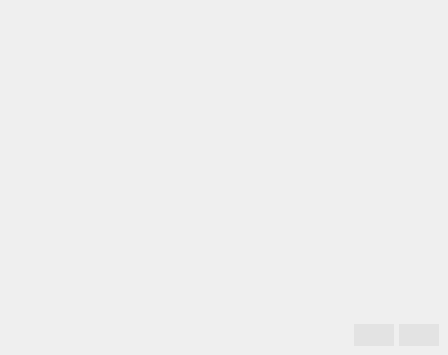
Qt form src/main/view/correspondenceeditor/correspondenceeditor.ui (florianblume/6d-pat) before a commit.
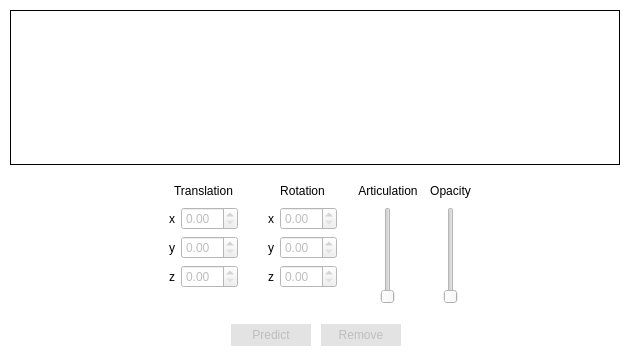
The same form after that commit.

Patch:
```diff
--- a/src/main/view/correspondenceeditor/correspondenceeditor.ui
+++ b/src/main/view/correspondenceeditor/correspondenceeditor.ui
@@ -6,7 +6,7 @@
    <rect>
     <x>0</x>
     <y>0</y>
-    <width>448</width>
+    <width>630</width>
     <height>355</height>
    </rect>
   </property>
@@ -16,13 +16,77 @@
     <verstretch>0</verstretch>
    </sizepolicy>
   </property>
+  <property name="palette">
+   <palette>
+    <active>
+     <colorrole role="Base">
+      <brush brushstyle="SolidPattern">
+       <color alpha="255">
+        <red>255</red>
+        <green>255</green>
+        <blue>255</blue>
+       </color>
+      </brush>
+     </colorrole>
+     <colorrole role="Window">
+      <brush brushstyle="SolidPattern">
+       <color alpha="255">
+        <red>255</red>
+        <green>255</green>
+        <blue>255</blue>
+       </color>
+      </brush>
+     </colorrole>
+    </active>
+    <inactive>
+     <colorrole role="Base">
+      <brush brushstyle="SolidPattern">
+       <color alpha="255">
+        <red>255</red>
+        <green>255</green>
+        <blue>255</blue>
+       </color>
+      </brush>
+     </colorrole>
+     <colorrole role="Window">
+      <brush brushstyle="SolidPattern">
+       <color alpha="255">
+        <red>255</red>
+        <green>255</green>
+        <blue>255</blue>
+       </color>
+      </brush>
+     </colorrole>
+    </inactive>
+    <disabled>
+     <colorrole role="Base">
+      <brush brushstyle="SolidPattern">
+       <color alpha="255">
+        <red>255</red>
+        <green>255</green>
+        <blue>255</blue>
+       </color>
+      </brush>
+     </colorrole>
+     <colorrole role="Window">
+      <brush brushstyle="SolidPattern">
+       <color alpha="255">
+        <red>255</red>
+        <green>255</green>
+        <blue>255</blue>
+       </color>
+      </brush>
+     </colorrole>
+    </disabled>
+   </palette>
+  </property>
   <property name="windowTitle">
    <string>Form</string>
   </property>
-  <layout class="QVBoxLayout" name="verticalLayout_2">
-   <property name="spacing">
-    <number>0</number>
-   </property>
+  <property name="autoFillBackground">
+   <bool>true</bool>
+  </property>
+  <layout class="QGridLayout" name="gridLayout">
    <property name="leftMargin">
     <number>0</number>
    </property>
@@ -35,189 +99,850 @@
    <property name="bottomMargin">
     <number>0</number>
    </property>
-   <item>
-    <widget class="QFrame" name="frameGraphics">
-     <property name="frameShape">
-      <enum>QFrame::NoFrame</enum>
-     </property>
-     <property name="frameShadow">
-      <enum>QFrame::Plain</enum>
-     </property>
-     <layout class="QGridLayout" name="gridLayout">
-      <property name="leftMargin">
-       <number>0</number>
-      </property>
-      <property name="topMargin">
-       <number>0</number>
-      </property>
-      <property name="rightMargin">
-       <number>0</number>
-      </property>
-      <property name="bottomMargin">
-       <number>0</number>
-      </property>
-      <property name="spacing">
-       <number>0</number>
-      </property>
-     </layout>
-    </widget>
-   </item>
-   <item>
-    <widget class="QFrame" name="frameButtons">
+   <property name="spacing">
+    <number>0</number>
+   </property>
+   <item row="3" column="0" colspan="2">
+    <widget class="QFrame" name="frameMainControls">
      <property name="sizePolicy">
       <sizepolicy hsizetype="Expanding" vsizetype="Fixed">
        <horstretch>0</horstretch>
-       <verstretch>1</verstretch>
+       <verstretch>0</verstretch>
       </sizepolicy>
      </property>
+     <property name="minimumSize">
+      <size>
+       <width>448</width>
+       <height>180</height>
+      </size>
+     </property>
      <property name="frameShape">
       <enum>QFrame::NoFrame</enum>
      </property>
      <property name="frameShadow">
       <enum>QFrame::Plain</enum>
      </property>
-     <layout class="QHBoxLayout" name="horizontalLayout">
+     <layout class="QGridLayout" name="gridLayout_2">
+      <item row="2" column="1">
+       <widget class="QFrame" name="frameButtons">
+        <property name="frameShape">
+         <enum>QFrame::NoFrame</enum>
+        </property>
+        <property name="frameShadow">
+         <enum>QFrame::Plain</enum>
+        </property>
+        <layout class="QHBoxLayout" name="horizontalLayout_3">
+         <property name="spacing">
+          <number>10</number>
+         </property>
+         <property name="leftMargin">
+          <number>0</number>
+         </property>
+         <property name="topMargin">
+          <number>0</number>
+         </property>
+         <property name="rightMargin">
+          <number>0</number>
+         </property>
+         <property name="bottomMargin">
+          <number>0</number>
+         </property>
+         <item>
+          <widget class="QFrame" name="frame_2">
+           <property name="frameShape">
+            <enum>QFrame::NoFrame</enum>
+           </property>
+           <property name="frameShadow">
+            <enum>QFrame::Plain</enum>
+           </property>
+          </widget>
+         </item>
+         <item>
+          <widget class="QPushButton" name="buttonPredict">
+           <property name="enabled">
+            <bool>false</bool>
+           </property>
+           <property name="sizePolicy">
+            <sizepolicy hsizetype="Fixed" vsizetype="Fixed">
+             <horstretch>0</horstretch>
+             <verstretch>0</verstretch>
+            </sizepolicy>
+           </property>
+           <property name="palette">
+            <palette>
+             <active>
+              <colorrole role="Button">
+               <brush brushstyle="SolidPattern">
+                <color alpha="255">
+                 <red>227</red>
+                 <green>227</green>
+                 <blue>227</blue>
+                </color>
+               </brush>
+              </colorrole>
+             </active>
+             <inactive>
+              <colorrole role="Button">
+               <brush brushstyle="SolidPattern">
+                <color alpha="255">
+                 <red>227</red>
+                 <green>227</green>
+                 <blue>227</blue>
+                </color>
+               </brush>
+              </colorrole>
+             </inactive>
+             <disabled>
+              <colorrole role="Button">
+               <brush brushstyle="SolidPattern">
+                <color alpha="255">
+                 <red>227</red>
+                 <green>227</green>
+                 <blue>227</blue>
+                </color>
+               </brush>
+              </colorrole>
+             </disabled>
+            </palette>
+           </property>
+           <property name="autoFillBackground">
+            <bool>true</bool>
+           </property>
+           <property name="text">
+            <string>Predict</string>
+           </property>
+           <property name="flat">
+            <bool>true</bool>
+           </property>
+          </widget>
+         </item>
+         <item>
+          <widget class="QPushButton" name="buttonRemove">
+           <property name="enabled">
+            <bool>false</bool>
+           </property>
+           <property name="sizePolicy">
+            <sizepolicy hsizetype="Fixed" vsizetype="Fixed">
+             <horstretch>0</horstretch>
+             <verstretch>0</verstretch>
+            </sizepolicy>
+           </property>
+           <property name="palette">
+            <palette>
+             <active>
+              <colorrole role="Button">
+               <brush brushstyle="SolidPattern">
+                <color alpha="255">
+                 <red>227</red>
+                 <green>227</green>
+                 <blue>227</blue>
+                </color>
+               </brush>
+              </colorrole>
+             </active>
+             <inactive>
+              <colorrole role="Button">
+               <brush brushstyle="SolidPattern">
+                <color alpha="255">
+                 <red>227</red>
+                 <green>227</green>
+                 <blue>227</blue>
+                </color>
+               </brush>
+              </colorrole>
+             </inactive>
+             <disabled>
+              <colorrole role="Button">
+               <brush brushstyle="SolidPattern">
+                <color alpha="255">
+                 <red>227</red>
+                 <green>227</green>
+                 <blue>227</blue>
+                </color>
+               </brush>
+              </colorrole>
+             </disabled>
+            </palette>
+           </property>
+           <property name="autoFillBackground">
+            <bool>true</bool>
+           </property>
+           <property name="text">
+            <string>Remove</string>
+           </property>
+           <property name="flat">
+            <bool>true</bool>
+           </property>
+          </widget>
+         </item>
+         <item>
+          <widget class="QFrame" name="frame_3">
+           <property name="frameShape">
+            <enum>QFrame::NoFrame</enum>
+           </property>
+           <property name="frameShadow">
+            <enum>QFrame::Plain</enum>
+           </property>
+          </widget>
+         </item>
+        </layout>
+       </widget>
+      </item>
+      <item row="1" column="4" rowspan="2">
+       <widget class="QFrame" name="frameExpandingPlaceholderRight">
+        <property name="sizePolicy">
+         <sizepolicy hsizetype="Expanding" vsizetype="Preferred">
+          <horstretch>0</horstretch>
+          <verstretch>0</verstretch>
+         </sizepolicy>
+        </property>
+        <property name="frameShape">
+         <enum>QFrame::NoFrame</enum>
+        </property>
+        <property name="frameShadow">
+         <enum>QFrame::Plain</enum>
+        </property>
+        <property name="lineWidth">
+         <number>0</number>
+        </property>
+       </widget>
+      </item>
+      <item row="1" column="0" rowspan="2">
+       <widget class="QFrame" name="frameExpandingPlaceholderLeft">
+        <property name="sizePolicy">
+         <sizepolicy hsizetype="Expanding" vsizetype="Preferred">
+          <horstretch>0</horstretch>
+          <verstretch>0</verstretch>
+         </sizepolicy>
+        </property>
+        <property name="frameShape">
+         <enum>QFrame::NoFrame</enum>
+        </property>
+        <property name="frameShadow">
+         <enum>QFrame::Plain</enum>
+        </property>
+        <property name="lineWidth">
+         <number>0</number>
+        </property>
+       </widget>
+      </item>
+      <item row="1" column="1">
+       <widget class="QFrame" name="frameControls">
+        <property name="frameShape">
+         <enum>QFrame::NoFrame</enum>
+        </property>
+        <property name="frameShadow">
+         <enum>QFrame::Plain</enum>
+        </property>
+        <layout class="QGridLayout" name="gridLayout_3">
+         <property name="leftMargin">
+          <number>0</number>
+         </property>
+         <property name="topMargin">
+          <number>0</number>
+         </property>
+         <property name="rightMargin">
+          <number>0</number>
+         </property>
+         <property name="bottomMargin">
+          <number>0</number>
+         </property>
+         <property name="horizontalSpacing">
+          <number>12</number>
+         </property>
+         <property name="verticalSpacing">
+          <number>0</number>
+         </property>
+         <item row="0" column="0">
+          <widget class="QFrame" name="frameTranslation">
+           <property name="sizePolicy">
+            <sizepolicy hsizetype="Maximum" vsizetype="Expanding">
+             <horstretch>0</horstretch>
+             <verstretch>0</verstretch>
+            </sizepolicy>
+           </property>
+           <property name="maximumSize">
+            <size>
+             <width>130</width>
+             <height>16777215</height>
+            </size>
+           </property>
+           <property name="frameShape">
+            <enum>QFrame::NoFrame</enum>
+           </property>
+           <property name="frameShadow">
+            <enum>QFrame::Plain</enum>
+           </property>
+           <layout class="QVBoxLayout" name="verticalLayout">
+            <property name="spacing">
+             <number>0</number>
+            </property>
+            <property name="leftMargin">
+             <number>0</number>
+            </property>
+            <property name="topMargin">
+             <number>0</number>
+            </property>
+            <property name="rightMargin">
+             <number>0</number>
+            </property>
+            <property name="bottomMargin">
+             <number>0</number>
+            </property>
+            <item>
+             <widget class="QLabel" name="label_2">
+              <property name="sizePolicy">
+               <sizepolicy hsizetype="Preferred" vsizetype="Fixed">
+                <horstretch>0</horstretch>
+                <verstretch>0</verstretch>
+               </sizepolicy>
+              </property>
+              <property name="text">
+               <string>Translation</string>
+              </property>
+              <property name="alignment">
+               <set>Qt::AlignCenter</set>
+              </property>
+             </widget>
+            </item>
+            <item>
+             <widget class="QFrame" name="frame_6">
+              <property name="frameShape">
+               <enum>QFrame::NoFrame</enum>
+              </property>
+              <property name="frameShadow">
+               <enum>QFrame::Plain</enum>
+              </property>
+              <layout class="QFormLayout" name="formLayout">
+               <item row="0" column="0">
+                <widget class="QLabel" name="label_3">
+                 <property name="text">
+                  <string>x</string>
+                 </property>
+                </widget>
+               </item>
+               <item row="0" column="1">
+                <widget class="QDoubleSpinBox" name="spinBoxTranslationX">
+                 <property name="enabled">
+                  <bool>false</bool>
+                 </property>
+                 <property name="sizePolicy">
+                  <sizepolicy hsizetype="Maximum" vsizetype="Fixed">
+                   <horstretch>0</horstretch>
+                   <verstretch>0</verstretch>
+                  </sizepolicy>
+                 </property>
+                 <property name="maximumSize">
+                  <size>
+                   <width>150</width>
+                   <height>16777215</height>
+                  </size>
+                 </property>
+                 <property name="frame">
+                  <bool>true</bool>
+                 </property>
+                 <property name="accelerated">
+                  <bool>true</bool>
+                 </property>
+                </widget>
+               </item>
+               <item row="1" column="0">
+                <widget class="QLabel" name="label_4">
+                 <property name="text">
+                  <string>y</string>
+                 </property>
+                </widget>
+               </item>
+               <item row="2" column="0">
+                <widget class="QLabel" name="label_5">
+                 <property name="text">
+                  <string>z</string>
+                 </property>
+                </widget>
+               </item>
+               <item row="1" column="1">
+                <widget class="QDoubleSpinBox" name="spinBoxTranslationY">
+                 <property name="enabled">
+                  <bool>false</bool>
+                 </property>
+                 <property name="sizePolicy">
+                  <sizepolicy hsizetype="Maximum" vsizetype="Fixed">
+                   <horstretch>0</horstretch>
+                   <verstretch>0</verstretch>
+                  </sizepolicy>
+                 </property>
+                 <property name="maximumSize">
+                  <size>
+                   <width>150</width>
+                   <height>16777215</height>
+                  </size>
+                 </property>
+                 <property name="frame">
+                  <bool>true</bool>
+                 </property>
+                 <property name="accelerated">
+                  <bool>true</bool>
+                 </property>
+                </widget>
+               </item>
+               <item row="2" column="1">
+                <widget class="QDoubleSpinBox" name="spinBoxTranslationZ">
+                 <property name="enabled">
+                  <bool>false</bool>
+                 </property>
+                 <property name="sizePolicy">
+                  <sizepolicy hsizetype="Maximum" vsizetype="Fixed">
+                   <horstretch>0</horstretch>
+                   <verstretch>0</verstretch>
+                  </sizepolicy>
+                 </property>
+                 <property name="maximumSize">
+                  <size>
+                   <width>150</width>
+                   <height>16777215</height>
+                  </size>
+                 </property>
+                 <property name="frame">
+                  <bool>true</bool>
+                 </property>
+                 <property name="accelerated">
+                  <bool>true</bool>
+                 </property>
+                </widget>
+               </item>
+              </layout>
+             </widget>
+            </item>
+           </layout>
+          </widget>
+         </item>
+         <item row="0" column="1">
+          <widget class="QFrame" name="frameRotation">
+           <property name="sizePolicy">
+            <sizepolicy hsizetype="Maximum" vsizetype="Expanding">
+             <horstretch>0</horstretch>
+             <verstretch>0</verstretch>
+            </sizepolicy>
+           </property>
+           <property name="minimumSize">
+            <size>
+             <width>0</width>
+             <height>0</height>
+            </size>
+           </property>
+           <property name="maximumSize">
+            <size>
+             <width>130</width>
+             <height>16777215</height>
+            </size>
+           </property>
+           <property name="frameShape">
+            <enum>QFrame::NoFrame</enum>
+           </property>
+           <property name="frameShadow">
+            <enum>QFrame::Plain</enum>
+           </property>
+           <layout class="QVBoxLayout" name="verticalLayout_2">
+            <property name="spacing">
+             <number>0</number>
+            </property>
+            <property name="leftMargin">
+             <number>0</number>
+            </property>
+            <property name="topMargin">
+             <number>0</number>
+            </property>
+            <property name="rightMargin">
+             <number>0</number>
+            </property>
+            <property name="bottomMargin">
+             <number>0</number>
+            </property>
+            <item>
+             <widget class="QLabel" name="label">
+              <property name="sizePolicy">
+               <sizepolicy hsizetype="Preferred" vsizetype="Fixed">
+                <horstretch>0</horstretch>
+                <verstretch>0</verstretch>
+               </sizepolicy>
+              </property>
+              <property name="text">
+               <string>Rotation</string>
+              </property>
+              <property name="alignment">
+               <set>Qt::AlignCenter</set>
+              </property>
+             </widget>
+            </item>
+            <item>
+             <widget class="QFrame" name="frame_7">
+              <property name="frameShape">
+               <enum>QFrame::NoFrame</enum>
+              </property>
+              <property name="frameShadow">
+               <enum>QFrame::Plain</enum>
+              </property>
+              <layout class="QFormLayout" name="formLayout_2">
+               <item row="0" column="0">
+                <widget class="QLabel" name="label_6">
+                 <property name="text">
+                  <string>x</string>
+                 </property>
+                </widget>
+               </item>
+               <item row="0" column="1">
+                <widget class="QDoubleSpinBox" name="spinBoxRotationX">
+                 <property name="enabled">
+                  <bool>false</bool>
+                 </property>
+                 <property name="sizePolicy">
+                  <sizepolicy hsizetype="Maximum" vsizetype="Fixed">
+                   <horstretch>0</horstretch>
+                   <verstretch>0</verstretch>
+                  </sizepolicy>
+                 </property>
+                 <property name="maximumSize">
+                  <size>
+                   <width>150</width>
+                   <height>16777215</height>
+                  </size>
+                 </property>
+                 <property name="frame">
+                  <bool>true</bool>
+                 </property>
+                 <property name="buttonSymbols">
+                  <enum>QAbstractSpinBox::UpDownArrows</enum>
+                 </property>
+                 <property name="accelerated">
+                  <bool>true</bool>
+                 </property>
+                 <property name="showGroupSeparator" stdset="0">
+                  <bool>false</bool>
+                 </property>
+                </widget>
+               </item>
+               <item row="1" column="0">
+                <widget class="QLabel" name="label_7">
+                 <property name="text">
+                  <string>y</string>
+                 </property>
+                </widget>
+               </item>
+               <item row="1" column="1">
+                <widget class="QDoubleSpinBox" name="spinBoxRotationY">
+                 <property name="enabled">
+                  <bool>false</bool>
+                 </property>
+                 <property name="sizePolicy">
+                  <sizepolicy hsizetype="Maximum" vsizetype="Fixed">
+                   <horstretch>0</horstretch>
+                   <verstretch>0</verstretch>
+                  </sizepolicy>
+                 </property>
+                 <property name="maximumSize">
+                  <size>
+                   <width>150</width>
+                   <height>16777215</height>
+                  </size>
+                 </property>
+                 <property name="frame">
+                  <bool>true</bool>
+                 </property>
+                 <property name="accelerated">
+                  <bool>true</bool>
+                 </property>
+                </widget>
+               </item>
+               <item row="2" column="0">
+                <widget class="QLabel" name="label_8">
+                 <property name="text">
+                  <string>z</string>
+                 </property>
+                </widget>
+               </item>
+               <item row="2" column="1">
+                <widget class="QDoubleSpinBox" name="spinBoxRotationZ">
+                 <property name="enabled">
+                  <bool>false</bool>
+                 </property>
+                 <property name="sizePolicy">
+                  <sizepolicy hsizetype="Maximum" vsizetype="Fixed">
+                   <horstretch>0</horstretch>
+                   <verstretch>0</verstretch>
+                  </sizepolicy>
+                 </property>
+                 <property name="maximumSize">
+                  <size>
+                   <width>150</width>
+                   <height>16777215</height>
+                  </size>
+                 </property>
+                 <property name="frame">
+                  <bool>true</bool>
+                 </property>
+                 <property name="accelerated">
+                  <bool>true</bool>
+                 </property>
+                </widget>
+               </item>
+              </layout>
+             </widget>
+            </item>
+           </layout>
+          </widget>
+         </item>
+         <item row="0" column="3">
+          <widget class="QFrame" name="frameOpacity">
+           <property name="frameShape">
+            <enum>QFrame::NoFrame</enum>
+           </property>
+           <property name="frameShadow">
+            <enum>QFrame::Plain</enum>
+           </property>
+           <layout class="QGridLayout" name="gridLayout_4">
+            <property name="leftMargin">
+             <number>0</number>
+            </property>
+            <property name="topMargin">
+             <number>0</number>
+            </property>
+            <property name="rightMargin">
+             <number>0</number>
+            </property>
+            <property name="bottomMargin">
+             <number>14</number>
+            </property>
+            <property name="horizontalSpacing">
+             <number>0</number>
+            </property>
+            <property name="verticalSpacing">
+             <number>9</number>
+            </property>
+            <item row="0" column="0">
+             <widget class="QLabel" name="label_10">
+              <property name="text">
+               <string>Opacity</string>
+              </property>
+              <property name="alignment">
+               <set>Qt::AlignCenter</set>
+              </property>
+             </widget>
+            </item>
+            <item row="1" column="0">
+             <widget class="QFrame" name="frame_5">
+              <property name="frameShape">
+               <enum>QFrame::NoFrame</enum>
+              </property>
+              <property name="frameShadow">
+               <enum>QFrame::Plain</enum>
+              </property>
+              <layout class="QGridLayout" name="gridLayout_6">
+               <property name="leftMargin">
+                <number>0</number>
+               </property>
+               <property name="topMargin">
+                <number>0</number>
+               </property>
+               <property name="rightMargin">
+                <number>0</number>
+               </property>
+               <property name="bottomMargin">
+                <number>0</number>
+               </property>
+               <property name="spacing">
+                <number>0</number>
+               </property>
+               <item row="0" column="0">
+                <widget class="QSlider" name="sliderOpacity">
+                 <property name="enabled">
+                  <bool>false</bool>
+                 </property>
+                 <property name="sizePolicy">
+                  <sizepolicy hsizetype="Fixed" vsizetype="Expanding">
+                   <horstretch>0</horstretch>
+                   <verstretch>6</verstretch>
+                  </sizepolicy>
+                 </property>
+                 <property name="orientation">
+                  <enum>Qt::Vertical</enum>
+                 </property>
+                </widget>
+               </item>
+              </layout>
+             </widget>
+            </item>
+           </layout>
+          </widget>
+         </item>
+         <item row="0" column="2">
+          <widget class="QFrame" name="frameArticulation">
+           <property name="sizePolicy">
+            <sizepolicy hsizetype="Maximum" vsizetype="Expanding">
+             <horstretch>0</horstretch>
+             <verstretch>0</verstretch>
+            </sizepolicy>
+           </property>
+           <property name="maximumSize">
+            <size>
+             <width>130</width>
+             <height>16777215</height>
+            </size>
+           </property>
+           <property name="frameShape">
+            <enum>QFrame::NoFrame</enum>
+           </property>
+           <property name="frameShadow">
+            <enum>QFrame::Plain</enum>
+           </property>
+           <property name="lineWidth">
+            <number>0</number>
+           </property>
+           <layout class="QVBoxLayout" name="verticalLayout_3">
+            <property name="spacing">
+             <number>9</number>
+            </property>
+            <property name="leftMargin">
+             <number>0</number>
+            </property>
+            <property name="topMargin">
+             <number>0</number>
+            </property>
+            <property name="rightMargin">
+             <number>0</number>
+            </property>
+            <property name="bottomMargin">
+             <number>14</number>
+            </property>
+            <item>
+             <widget class="QLabel" name="label_9">
+              <property name="text">
+               <string>Articulation</string>
+              </property>
+              <property name="alignment">
+               <set>Qt::AlignCenter</set>
+              </property>
+             </widget>
+            </item>
+            <item>
+             <widget class="QFrame" name="frame_4">
+              <property name="frameShape">
+               <enum>QFrame::NoFrame</enum>
+              </property>
+              <property name="frameShadow">
+               <enum>QFrame::Plain</enum>
+              </property>
+              <layout class="QGridLayout" name="gridLayout_5">
+               <property name="leftMargin">
+                <number>0</number>
+               </property>
+               <property name="topMargin">
+                <number>0</number>
+               </property>
+               <property name="rightMargin">
+                <number>0</number>
+               </property>
+               <property name="bottomMargin">
+                <number>0</number>
+               </property>
+               <property name="spacing">
+                <number>0</number>
+               </property>
+               <item row="0" column="0">
+                <widget class="QSlider" name="sliderArticulation">
+                 <property name="enabled">
+                  <bool>false</bool>
+                 </property>
+                 <property name="sizePolicy">
+                  <sizepolicy hsizetype="Fixed" vsizetype="Expanding">
+                   <horstretch>0</horstretch>
+                   <verstretch>6</verstretch>
+                  </sizepolicy>
+                 </property>
+                 <property name="tracking">
+                  <bool>true</bool>
+                 </property>
+                 <property name="orientation">
+                  <enum>Qt::Vertical</enum>
+                 </property>
+                 <property name="invertedAppearance">
+                  <bool>false</bool>
+                 </property>
+                </widget>
+               </item>
+              </layout>
+             </widget>
+            </item>
+           </layout>
+          </widget>
+         </item>
+        </layout>
+        <zorder>frameTranslation</zorder>
+        <zorder>frameRotation</zorder>
+        <zorder>frameArticulation</zorder>
+        <zorder>frameOpacity</zorder>
+       </widget>
+      </item>
+     </layout>
+    </widget>
+   </item>
+   <item row="0" column="0" colspan="2">
+    <widget class="QFrame" name="graphicsFrameContainer">
+     <property name="frameShape">
+      <enum>QFrame::NoFrame</enum>
+     </property>
+     <property name="frameShadow">
+      <enum>QFrame::Plain</enum>
+     </property>
+     <layout class="QHBoxLayout" name="horizontalLayout_2">
       <property name="spacing">
-       <number>5</number>
+       <number>10</number>
       </property>
       <property name="leftMargin">
-       <number>0</number>
+       <number>10</number>
       </property>
       <property name="topMargin">
-       <number>0</number>
+       <number>10</number>
       </property>
       <property name="rightMargin">
-       <number>9</number>
+       <number>10</number>
       </property>
       <property name="bottomMargin">
-       <number>9</number>
+       <number>10</number>
       </property>
       <item>
-       <widget class="QFrame" name="frameSpace">
+       <widget class="QFrame" name="graphicsFrame">
         <property name="sizePolicy">
-         <sizepolicy hsizetype="Expanding" vsizetype="Preferred">
+         <sizepolicy hsizetype="Expanding" vsizetype="Expanding">
           <horstretch>0</horstretch>
           <verstretch>0</verstretch>
          </sizepolicy>
         </property>
+        <property name="autoFillBackground">
+         <bool>false</bool>
+        </property>
         <property name="frameShape">
-         <enum>QFrame::NoFrame</enum>
+         <enum>QFrame::Box</enum>
         </property>
         <property name="frameShadow">
          <enum>QFrame::Plain</enum>
         </property>
-       </widget>
-      </item>
-      <item>
-       <widget class="QPushButton" name="buttonAccept">
-        <property name="sizePolicy">
-         <sizepolicy hsizetype="Fixed" vsizetype="Fixed">
-          <horstretch>0</horstretch>
-          <verstretch>0</verstretch>
-         </sizepolicy>
-        </property>
-        <property name="palette">
-         <palette>
-          <active>
-           <colorrole role="Button">
-            <brush brushstyle="SolidPattern">
-             <color alpha="255">
-              <red>227</red>
-              <green>227</green>
-              <blue>227</blue>
-             </color>
-            </brush>
-           </colorrole>
-          </active>
-          <inactive>
-           <colorrole role="Button">
-            <brush brushstyle="SolidPattern">
-             <color alpha="255">
-              <red>227</red>
-              <green>227</green>
-              <blue>227</blue>
-             </color>
-            </brush>
-           </colorrole>
-          </inactive>
-          <disabled>
-           <colorrole role="Button">
-            <brush brushstyle="SolidPattern">
-             <color alpha="255">
-              <red>227</red>
-              <green>227</green>
-              <blue>227</blue>
-             </color>
-            </brush>
-           </colorrole>
-          </disabled>
-         </palette>
-        </property>
-        <property name="autoFillBackground">
-         <bool>true</bool>
-        </property>
-        <property name="text">
-         <string/>
-        </property>
-        <property name="flat">
-         <bool>true</bool>
-        </property>
-       </widget>
-      </item>
-      <item>
-       <widget class="QPushButton" name="buttonSwitchView">
-        <property name="sizePolicy">
-         <sizepolicy hsizetype="Fixed" vsizetype="Fixed">
-          <horstretch>0</horstretch>
-          <verstretch>0</verstretch>
-         </sizepolicy>
-        </property>
-        <property name="palette">
-         <palette>
-          <active>
-           <colorrole role="Button">
-            <brush brushstyle="SolidPattern">
-             <color alpha="255">
-              <red>227</red>
-              <green>227</green>
-              <blue>227</blue>
-             </color>
-            </brush>
-           </colorrole>
-          </active>
-          <inactive>
-           <colorrole role="Button">
-            <brush brushstyle="SolidPattern">
-             <color alpha="255">
-              <red>227</red>
-              <green>227</green>
-              <blue>227</blue>
-             </color>
-            </brush>
-           </colorrole>
-          </inactive>
-          <disabled>
-           <colorrole role="Button">
-            <brush brushstyle="SolidPattern">
-             <color alpha="255">
-              <red>227</red>
-              <green>227</green>
-              <blue>227</blue>
-             </color>
-            </brush>
-           </colorrole>
-          </disabled>
-         </palette>
-        </property>
-        <property name="autoFillBackground">
-         <bool>true</bool>
-        </property>
-        <property name="text">
-         <string/>
-        </property>
-        <property name="flat">
-         <bool>true</bool>
-        </property>
+        <layout class="QHBoxLayout" name="horizontalLayout">
+         <property name="spacing">
+          <number>0</number>
+         </property>
+         <property name="leftMargin">
+          <number>0</number>
+         </property>
+         <property name="topMargin">
+          <number>0</number>
+         </property>
+         <property name="rightMargin">
+          <number>0</number>
+         </property>
+         <property name="bottomMargin">
+          <number>0</number>
+         </property>
+        </layout>
        </widget>
       </item>
      </layout>
```
Left out of the diff: 22 changed lines with no effect on the pictures.
